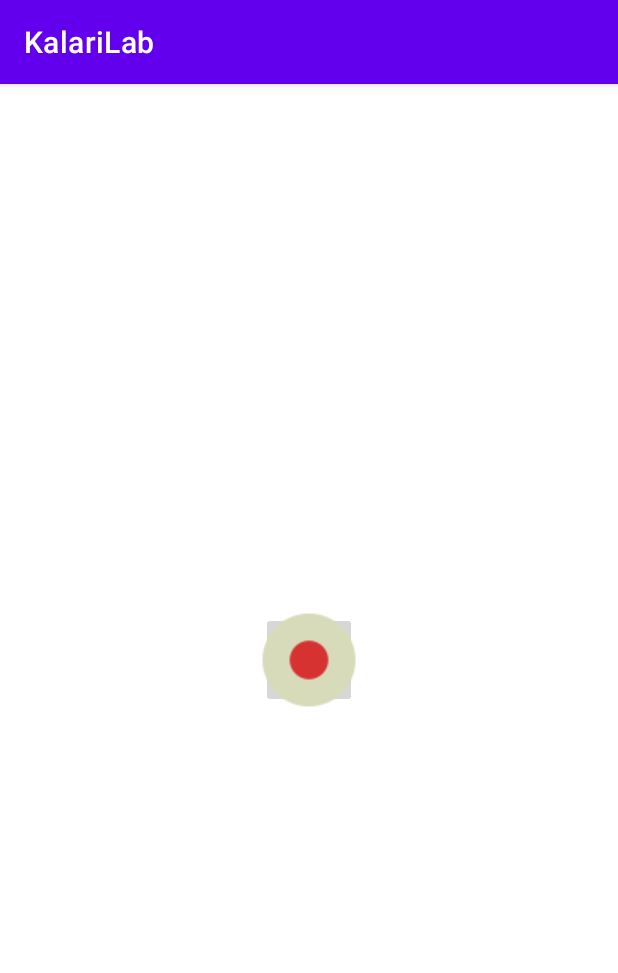
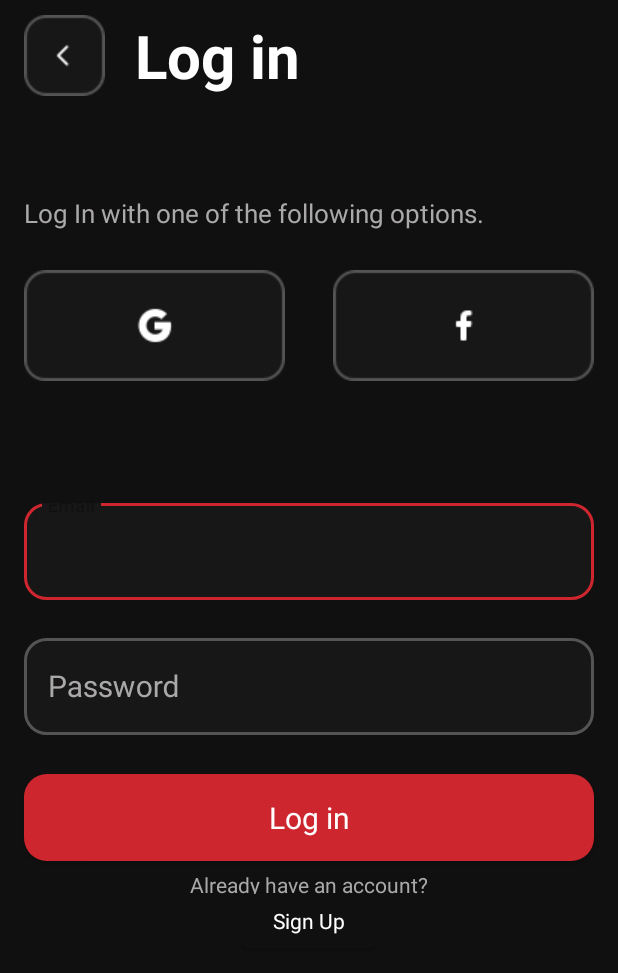
Before and after one commit to kalaripower/KalariLab-AndroidApp, an Android app: the screen it shows after launch (MainActivity before the commit, LogIn after it), on a phone screen of 412 x 824 dp. Shown: the top 973 px of the screen. Run offline under Robolectric (Android 15) with nearby library versions, the phone set to English and light mode, and no system bars.

Commit message:
Finished design

```diff
--- /dev/null
+++ b/app/src/main/java/com/example/kalarilab/LogIn.java
@@ -0,0 +1,14 @@
+package com.example.kalarilab;
+
+import android.os.Bundle;
+
+import androidx.appcompat.app.AppCompatActivity;
+
+public class LogIn extends AppCompatActivity {
+
+    @Override
+    protected void onCreate(Bundle savedInstanceState) {
+        super.onCreate(savedInstanceState);
+        setContentView(R.layout.activity_log_in);
+    }
+}
--- /dev/null
+++ b/app/src/main/res/color/text_input_box_hint.xml
@@ -0,0 +1,7 @@
+<?xml version="1.0" encoding="utf-8"?>
+<selector xmlns:android="http://schemas.android.com/apk/res/android">
+    <item android:state_enabled="true" android:color="@color/secondaryFont"/>
+    <item android:state_hovered="true" android:color="@color/secondaryFont"/>
+    <item android:state_focused="true" android:color="@color/secondaryFont"/>
+    <item android:color="@color/secondaryFont"/>
+</selector>
--- /dev/null
+++ b/app/src/main/res/color/text_input_box_stroke.xml
@@ -0,0 +1,6 @@
+<?xml version="1.0" encoding="utf-8"?>
+<selector xmlns:android="http://schemas.android.com/apk/res/android">
+    <item android:state_enabled="true" android:color="@color/KalariLAbSecondary"/>
+    <item android:state_focused="true" android:color="@color/KalariLAbSecondary"/>
+    <item android:color="@color/darkGrey"/>
+</selector>
--- /dev/null
+++ b/app/src/main/res/layout/activity_log_in.xml
@@ -0,0 +1,148 @@
+<?xml version="1.0" encoding="utf-8"?>
+<RelativeLayout xmlns:android="http://schemas.android.com/apk/res/android"
+    xmlns:app="http://schemas.android.com/apk/res-auto"
+    xmlns:tools="http://schemas.android.com/tools"
+    android:layout_width="match_parent"
+    android:layout_height="match_parent"
+    tools:context=".LogIn"
+    android:background="@color/KalariLabMain">
+
+    <LinearLayout
+        android:layout_width="match_parent"
+        android:layout_height="wrap_content"
+        android:layout_alignStart="@id/editTextEmail"
+        android:layout_marginTop="@dimen/returnButton_marginTop"
+
+        >
+        <ImageView
+            android:layout_width="wrap_content"
+            android:layout_height="wrap_content"
+            android:layout_marginEnd="10dp"
+            android:src="@drawable/return_button"/>
+        <TextView
+            android:layout_width="wrap_content"
+            android:layout_height="wrap_content"
+            android:text="@string/Log_in"
+            android:textSize="40dp"
+            android:textColor="@color/white"
+            android:layout_marginLeft="10dp"
+            android:textStyle="bold"/>
+    </LinearLayout>
+    <TextView
+        android:layout_width="wrap_content"
+        android:layout_height="wrap_content"
+        android:layout_alignStart="@id/editTextEmail"
+        android:layout_marginTop="@dimen/text_marginTop"
+        android:textSize="@dimen/text_size"
+        android:text="@string/otherOptionsForLogIn"
+        android:textColor="@color/text_input_box_hint"/>
+
+    <LinearLayout
+        android:layout_width="match_parent"
+        android:layout_height="wrap_content"
+        >
+        <ImageButton
+            android:layout_width="wrap_content"
+            android:layout_height="wrap_content"
+            android:layout_weight="0.5"
+            android:layout_marginTop="@dimen/otherAuthOptionButton_marginTop"
+            android:background="@color/KalariLabMain"
+            android:src="@drawable/google_auth"
+            >
+
+
+        </ImageButton>
+        <ImageButton
+            android:layout_width="wrap_content"
+            android:layout_height="wrap_content"
+            android:layout_weight="0.5"
+            android:layout_marginTop="@dimen/otherAuthOptionButton_marginTop"
+            android:background="@color/KalariLabMain"
+            android:src="@drawable/facebook_auth"
+            >
+
+        </ImageButton>
+
+
+    </LinearLayout>
+
+
+
+
+
+    <com.google.android.material.textfield.TextInputLayout
+        android:id="@+id/editTextEmail"
+        style="@style/LoggingTextInputLayoutStyle"
+        android:layout_marginTop="@dimen/LoggingEmail_inputBox_marginTop"
+        android:digits="@string/ASCII"
+        android:hint="@string/email_field"
+        android:importantForAutofill="no"
+        android:inputType="textEmailAddress"
+        >
+
+        <com.google.android.material.textfield.TextInputEditText
+            style="@style/LoggingTextInputLayoutStyle"
+            android:layout_width="match_parent"
+
+            android:layout_height="match_parent" />
+
+    </com.google.android.material.textfield.TextInputLayout>
+
+
+    <com.google.android.material.textfield.TextInputLayout
+        android:id="@+id/editTextPassword"
+        android:layout_below="@+id/editTextEmail"
+        android:layout_marginTop="20dp"
+        android:hint="@string/password_field"
+        android:inputType="textPassword"
+        android:importantForAutofill="no"
+        android:digits="@string/ASCII"
+        style="@style/LoggingTextInputLayoutStyle"
+        >
+
+        <com.google.android.material.textfield.TextInputEditText
+            android:layout_width="match_parent"
+            android:layout_height="match_parent"
+
+            style="@style/LoggingTextInputLayoutStyle"/>
+
+    </com.google.android.material.textfield.TextInputLayout>
+
+
+    <com.google.android.material.button.MaterialButton
+
+        android:id="@+id/LogIn"
+        style="@style/registerButtonStyle"
+        android:text="@string/Log_in"
+        android:layout_below="@+id/editTextPassword"
+        app:cornerRadius="15dp" />
+
+    <TextView
+        android:layout_width="wrap_content"
+        android:layout_height="wrap_content"
+        android:layout_below="@id/LogIn"
+        android:layout_centerHorizontal="true"
+        android:text="@string/already_have_account"
+        android:textColor="@color/text_input_box_hint"/>
+
+
+    <com.google.android.material.button.MaterialButton
+
+        android:id="@+id/goToLogIn"
+        style="@style/goToSignInButtonStyle"
+        android:text="@string/sign_up"
+        android:layout_below="@id/LogIn"
+
+
+        />
+
+
+    <ProgressBar
+        android:layout_width="wrap_content"
+        android:layout_height="wrap_content"
+        android:id="@+id/progressBar"
+        style="?android:attr/progressBarStyleLarge"
+        android:visibility="gone"
+        android:layout_centerInParent="true"/>
+
+</RelativeLayout>
--- a/app/src/main/res/values/colors.xml
+++ b/app/src/main/res/values/colors.xml
@@ -7,4 +7,9 @@
     <color name="teal_700">#FF018786</color>
     <color name="black">#FF000000</color>
     <color name="white">#FFFFFFFF</color>
+    <color name="KalariLabMain">#101010</color>
+    <color name="KalariLAbSecondary">#ce262f</color>
+    <color name="colorOnMain">#171717</color>
+    <color name="darkGrey">#545454</color>
+    <color name="secondaryFont">#aaa8a8</color>
 </resources>
--- /dev/null
+++ b/app/src/main/res/values/dimens.xml
@@ -0,0 +1,48 @@
+<?xml version="1.0" encoding="utf-8"?>
+<resources>
+    <dimen name="logging_inputBox_height">70dp</dimen>
+    <dimen name="logging_inputBox_width">380dp</dimen>
+
+
+    <dimen name="LoggingEmail_inputBox_marginTop">330dp</dimen>
+
+
+
+    <dimen name="logging_inputBox_marginTop">20dp</dimen>
+    <dimen name="logging_inputBox_ems">10</dimen>
+    <dimen name="logging_inputBox_textSize">20dp</dimen>
+    <dimen name="logging_inputBox_boxStrokeWidth">2dp</dimen>
+    <dimen name="logging_inputBox_boxRadius">15dp</dimen>
+
+
+    <dimen name="registerButton_width">380dp</dimen>
+    <dimen name="registerButton_marginTop">20dp</dimen>
+    <dimen name="registerButton_height">70dp</dimen>
+    <dimen name="registerButton_textSize">20dp</dimen>
+
+
+    <dimen name="logging_textSize">20dp</dimen>
+
+
+    <dimen name="goToSignInButton_marginTop">10dp</dimen>
+
+
+
+    <dimen name="otherAuthOptionButton_height"> 70dp</dimen>
+    <dimen name="otherAuthOptionButton_width"> 170dp</dimen>
+    <dimen name="otherAuthOptionButton_marginTop"> 180dp</dimen>
+    <dimen name="otherAuthOptionButton_boxRadius"> 15dp</dimen>
+
+    <dimen name="boxStrokeWidth">2dp</dimen>
+    <dimen name="text_size"> 17dp</dimen>
+    <dimen name="text_marginTop">130dp</dimen>
+
+
+    <dimen name="returnButton_marginTop"> 10dp</dimen>
+
+
+
+
+
+
+</resources>
--- a/app/src/main/res/values/themes.xml
+++ b/app/src/main/res/values/themes.xml
@@ -1,16 +1,59 @@
 <resources xmlns:tools="http://schemas.android.com/tools">
     <!-- Base application theme. -->
-    <style name="Theme.KalariLab" parent="Theme.MaterialComponents.DayNight.DarkActionBar">
+    <style name="Theme.KalariLab" parent="Theme.MaterialComponents.DayNight.NoActionBar">
         <!-- Primary brand color. -->
-        <item name="colorPrimary">@color/purple_500</item>
+        <item name="colorPrimary">@color/KalariLabMain</item>
         <item name="colorPrimaryVariant">@color/purple_700</item>
         <item name="colorOnPrimary">@color/white</item>
         <!-- Secondary brand color. -->
-        <item name="colorSecondary">@color/teal_200</item>
+        <item name="colorSecondary">@color/KalariLAbSecondary</item>
         <item name="colorSecondaryVariant">@color/teal_700</item>
         <item name="colorOnSecondary">@color/black</item>
         <!-- Status bar color. -->
         <item name="android:statusBarColor" tools:targetApi="l">?attr/colorPrimaryVariant</item>
         <!-- Customize your theme here. -->
     </style>
+    <style name="LoggingTextInputLayoutStyle" parent="Widget.MaterialComponents.TextInputLayout.OutlinedBox.Dense">
+        <item name="boxStrokeColor">@color/text_input_box_stroke</item>
+        <item name="android:state_selected">false</item>
+        <item name="boxStrokeWidth">2dp</item>
+        <item name="boxBackgroundColor">@color/colorOnMain</item>
+        <item name="boxCornerRadiusBottomEnd">15dp</item>
+        <item name="boxCornerRadiusBottomStart">15dp</item>
+        <item name="boxCornerRadiusTopEnd">15dp</item>
+        <item name="boxCornerRadiusTopStart">15dp</item>
+        <item name="android:textColor">@color/text_input_box_hint</item>
+        <item name="hintEnabled">true</item>
+        <item name="hintAnimationEnabled">true</item>
+        <item name="android:textColorHint">@color/text_input_box_hint</item>
+        <item name="android:textAppearance">@style/LoggingInputTextStyle</item>
+        <item name="android:layout_width">@dimen/logging_inputBox_width</item>
+        <item name="android:layout_height">@dimen/logging_inputBox_height</item>
+        <item name="android:layout_centerHorizontal">true</item>
+    </style>
+    <style name="LoggingInputTextStyle" parent="Theme.MaterialComponents.DayNight.NoActionBar">
+        <item name="android:textSize">20dp</item>
+        <item name="android:textColor">@color/text_input_box_hint</item>
+    </style>
+    <style name="registerButtonStyle" parent="Theme.MaterialComponents.DayNight.NoActionBar">
+        <item name="android:layout_width">@dimen/registerButton_width</item>
+        <item name="android:layout_height">@dimen/registerButton_height</item>
+        <item name="android:layout_centerHorizontal">true</item>
+        <item name="android:layout_marginTop">@dimen/registerButton_marginTop</item>
+        <item name="backgroundTint">@color/KalariLAbSecondary</item>
+        <item name="android:text">@string/register</item>
+]        <item name="android:textSize">@dimen/registerButton_textSize</item>
+
+    </style>
+    <style name="goToSignInButtonStyle" parent="Theme.MaterialComponents.DayNight.NoActionBar">
+        <item name="android:layout_width">wrap_content</item>
+        <item name="android:layout_height">wrap_content</item>
+        <item name="android:layout_below">@+id/register</item>
+        <item name="android:layout_marginTop">@dimen/goToSignInButton_marginTop</item>
+         <item name="android:layout_centerHorizontal">true</item>
+        <item name="android:text">@string/Log_in</item>
+        <item name="android:textColor">@color/white</item>
+    </style>
+
+
 </resources>
```
Also changed, not shown: app/src/main/AndroidManifest.xml (+11 -4 lines), app/src/main/java/com/example/kalarilab/Register.java (+5 -6 lines), app/src/main/java/com/example/kalarilab/User.java (added, +26 -0 lines), app/src/main/res/drawable/my_button_bg.xml (added, +9 -0 lines), app/src/main/res/layout/activity_register.xml (added, +163 -0 lines), app/src/main/res/values/strings.xml (+58 -0 lines), app/src/main/res/drawable/facebook_auth.png (added), app/src/main/res/drawable/google_Icon.png (added), app/src/main/res/drawable/google_auth.png (added), app/src/main/res/drawable/return_button.png (added).
